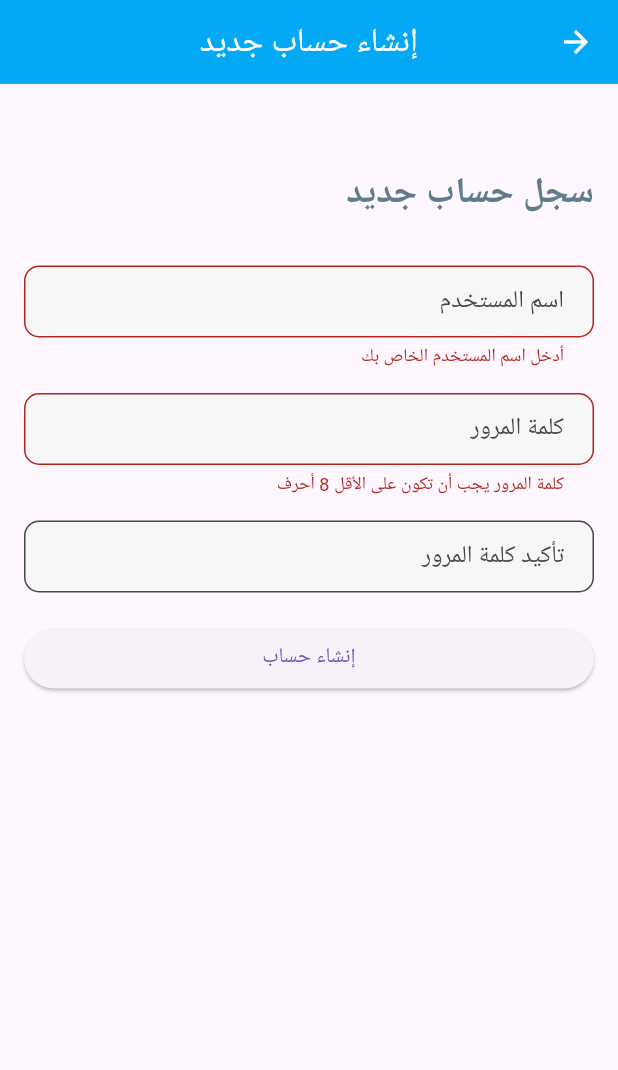
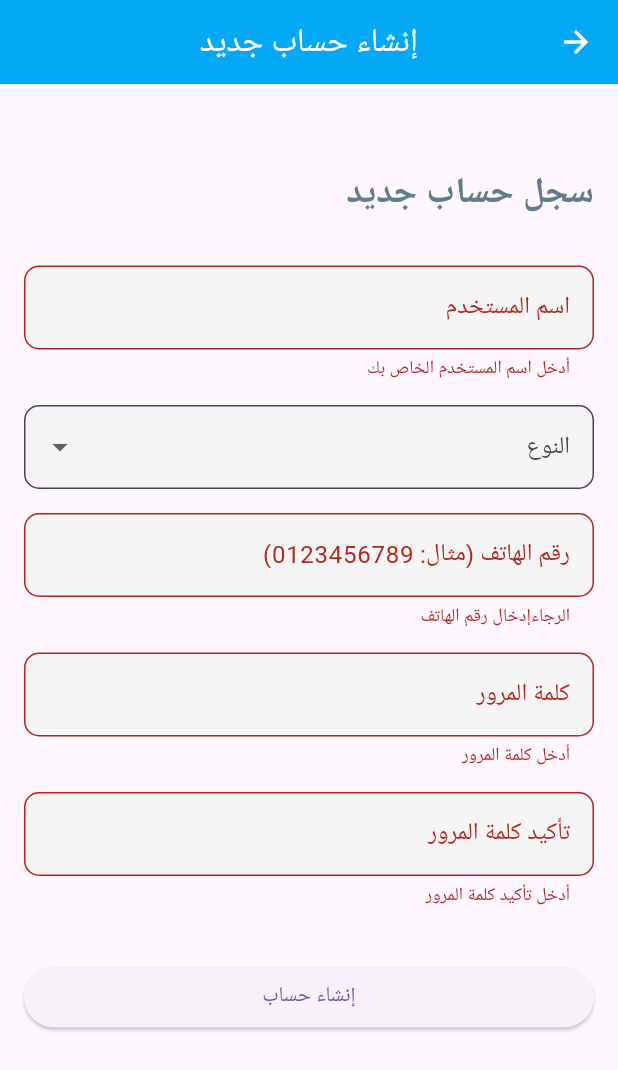
Before and after one commit to AbobakerAhmed/Code-For-Sudan, a Flutter app: the SignupPage screen opened directly, after a tap on "إنشاء حساب", on a phone screen of 412 x 824 dp. Shown: the top 1070 px of the screen. Run offline on Flutter 3.47's test engine with Material 3 defaults, Android fonts, the phone set to English and light mode, and no system bars; our stand-ins replace cloud_firestore, connectivity_plus, firebase_core; accounts and stored records are empty.

Commit message:
some signup modification + adding documentation

```diff
--- a/registrar_app/lib/citizen/booking_page.dart
+++ b/registrar_app/lib/citizen/booking_page.dart
@@ -5,7 +5,7 @@ import 'dart:core';
 // import 'package:citizens_app/backend/appointment.dart';
 import 'package:flutter/material.dart';
 import 'package:registrar_app/styles.dart'; // appBar style
-import 'backend/validatePhoneNumber.dart';
+import 'backend/validate_fields.dart';
 import 'backend/globalVar.dart';
 import 'package:registrar_app/firestore_services/firestore.dart';
 import 'package:connectivity_plus/connectivity_plus.dart';
@@ -295,7 +295,7 @@ class _BookingPageState extends State<BookingPage> {
                         (val) => phoneNumber = val,
                         inputType: TextInputType.phone,
                         validator: (value) {
-                          if (!validatePhoneNumber(value ?? '')) {
+                          if (!Validate.phoneNumber(value ?? '')) {
                             return 'رقم الهاتف غير صالح'; // Invalid phone number
                           }
                           return null;
--- a/registrar_app/lib/regist/signup_page.dart
+++ b/registrar_app/lib/regist/signup_page.dart
@@ -1,7 +1,11 @@
 import 'package:flutter/material.dart';
+
 import 'package:registrar_app/citizen/home_page.dart';
+import 'package:registrar_app/citizen/backend/citizen.dart';
+import 'package:registrar_app/citizen/backend/validate_fields.dart';
+import 'package:registrar_app/citizen/backend/globalVar.dart';
+
 import 'package:registrar_app/styles.dart';
-import 'backend/registrar.dart';
 
 class SignupPage extends StatefulWidget {
   const SignupPage({super.key});
@@ -12,9 +16,11 @@ class SignupPage extends StatefulWidget {
 
 class _SignupPageState extends State<SignupPage> {
   final _formKey = GlobalKey<FormState>();
-  String _userName = '';
-  String _password = '';
-  String _confirmPassword = '';
+  String? _userName;
+  String? _phoneNumber;
+  String? _gender;
+  String? _password;
+  String? _confirmPassword;
 
   @override
   Widget build(BuildContext context) {
@@ -33,66 +39,74 @@ class _SignupPageState extends State<SignupPage> {
                 const Text('سجل حساب جديد', style: titleTextStyle),
                 const SizedBox(height: 30),
 
-                // Email Field
-                TextFormField(
-                  decoration: const InputDecoration(
-                    hintText: 'اسم المستخدم',
-                    border:
-                        OutlineInputBorder(borderRadius: defaultBorderRadius),
-                    contentPadding: EdgeInsets.symmetric(horizontal: 16),
-                    filled: true,
-                    fillColor: Color(0xFFF7F7F7),
-                  ),
+                _buildTextField(
+                    // validate the name with range of characters
+                    'اسم المستخدم',
+                    (val) => _userName = val, validator: (val) {
+                  if (val == null || val.isEmpty) {
+                    return 'أدخل اسم المستخدم الخاص بك';
+                  }
+                  if (val.length < 4) return 'الاسم قصير جداً';
+                  return null;
+                }),
+
+                // entering gender
+                _buildDropdown(
+                  label: 'النوع',
+                  value: _gender,
+                  items: g_gender,
+                  onChanged: (val) {
+                    setState(() {
+                      _gender = val;
+                    });
+                  },
+                ),
+
+                // enter phone number
+                _buildTextField(
+                  'رقم الهاتف (مثال: 0123456789)',
+                  // validate the number (10 digits, start only with 01, 099, 092, 090, 091, or 096)
+                  (val) => _phoneNumber = val,
+                  inputType: TextInputType.phone,
+                  direction: TextDirection.ltr,
                   validator: (value) {
                     if (value == null || value.isEmpty) {
-                      return 'أدخل اسم المستخدم الخاص بك';
+                      return 'الرجاءإدخال رقم الهاتف';
+                    } else if (!Validate.phoneNumber(value)) {
+                      return 'رقم الهاتف غير صالح'; // Invalid phone number
                     }
                     return null;
                   },
-                  onChanged: (value) => _userName = value,
                 ),
-                const SizedBox(height: 16),
-
                 // Password Field
-                TextFormField(
-                  obscureText: true,
-                  decoration: const InputDecoration(
-                    hintText: 'كلمة المرور',
-                    border:
-                        OutlineInputBorder(borderRadius: defaultBorderRadius),
-                    contentPadding: EdgeInsets.symmetric(horizontal: 16),
-                    filled: true,
-                    fillColor: Color(0xFFF7F7F7),
-                  ),
-                  validator: (value) {
-                    if (value == null || value.length < 8) {
+                _buildTextField(
+                  'كلمة المرور',
+                  (val) => _password = val,
+                  direction: TextDirection.ltr,
+                  validator: (val) {
+                    if (val == null || val.isEmpty) {
+                      return 'أدخل كلمة المرور';
+                    }
+                    if (!Validate.password(val)) {
                       return 'كلمة المرور يجب أن تكون على الأقل 8 أحرف';
                     }
                     return null;
                   },
-                  onChanged: (value) => _password = value,
                 ),
-                const SizedBox(height: 16),
 
                 // Confirm Password Field
-                TextFormField(
-                  obscureText: true,
-                  decoration: const InputDecoration(
-                    hintText: 'تأكيد كلمة المرور',
-                    border:
-                        OutlineInputBorder(borderRadius: defaultBorderRadius),
-                    contentPadding: EdgeInsets.symmetric(horizontal: 16),
-                    filled: true,
-                    fillColor: Color(0xFFF7F7F7),
-                  ),
-                  validator: (value) {
-                    if (value != _password) {
-                      return 'كلمة المرور غير متطابقة';
-                    }
+                _buildTextField(
+                  'تأكيد كلمة المرور',
+                  (val) => _confirmPassword = val,
+                  direction: TextDirection.ltr,
+                  validator: (val) {
+                    if (val == null || val.isEmpty)
+                      return 'أدخل تأكيد كلمة المرور';
+                    if (val != _password) return 'كلمة المرور غير متطابقة';
                     return null;
                   },
-                  onChanged: (value) => _confirmPassword = value,
                 ),
+
                 const SizedBox(height: 20),
 
                 // Signup Button
@@ -118,4 +132,53 @@ class _SignupPageState extends State<SignupPage> {
       ),
     );
   }
+
+  Widget _buildTextField(
+    String label,
+    Function(String) onChanged, {
+    TextInputType inputType = TextInputType.text,
+    String? Function(String?)? validator,
+    TextDirection direction = TextDirection.rtl,
+  }) {
+    return Padding(
+      padding: const EdgeInsets.only(bottom: 16),
+      child: TextFormField(
+        textDirection: direction,
+        keyboardType: inputType,
+        cursorColor: Colors.black,
+        decoration: InputDecoration(
+          labelText: label,
+          border: OutlineInputBorder(borderRadius: BorderRadius.circular(10)),
+          filled: true,
+          fillColor: Colors.grey[100],
+        ),
+        onChanged: onChanged,
+        validator: validator,
+      ),
+    );
+  }
+
+  Widget _buildDropdown({
+    required String label,
+    required String? value,
+    required List<String> items,
+    required Function(String?) onChanged,
+  }) {
+    return Padding(
+      padding: const EdgeInsets.only(bottom: 16),
+      child: DropdownButtonFormField<String>(
+        value: value,
+        decoration: InputDecoration(
+          labelText: label,
+          border: OutlineInputBorder(borderRadius: BorderRadius.circular(10)),
+          filled: true,
+          fillColor: Colors.grey[100],
+        ),
+        items: items
+            .map((e) => DropdownMenuItem(value: e, child: Text(e)))
+            .toList(),
+        onChanged: onChanged,
+      ),
+    );
+  } // _buildDropdown
 }
```
Also changed, not shown: registrar_app/lib/citizen/backend/citizen.dart (+36 -12 lines), registrar_app/lib/citizen/backend/validatePhoneNumber.dart (deleted, +0 -8 lines), registrar_app/lib/citizen/backend/validate_fields.dart (added, +41 -0 lines), Pre-Processing/Appointment.png (added), Pre-Processing/Citizen.png (added), Pre-Processing/Hospital.png (added), Pre-Processing/HospitalEmployee.png (added), Pre-Processing/MinistryEmployee.png (added), Pre-Processing/MinistryOffice.png (added).
